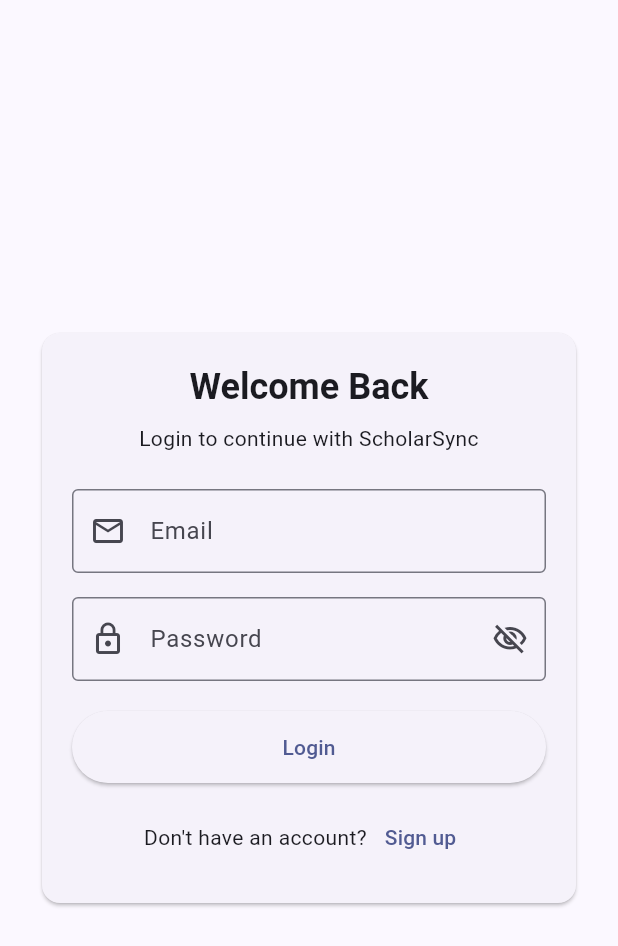
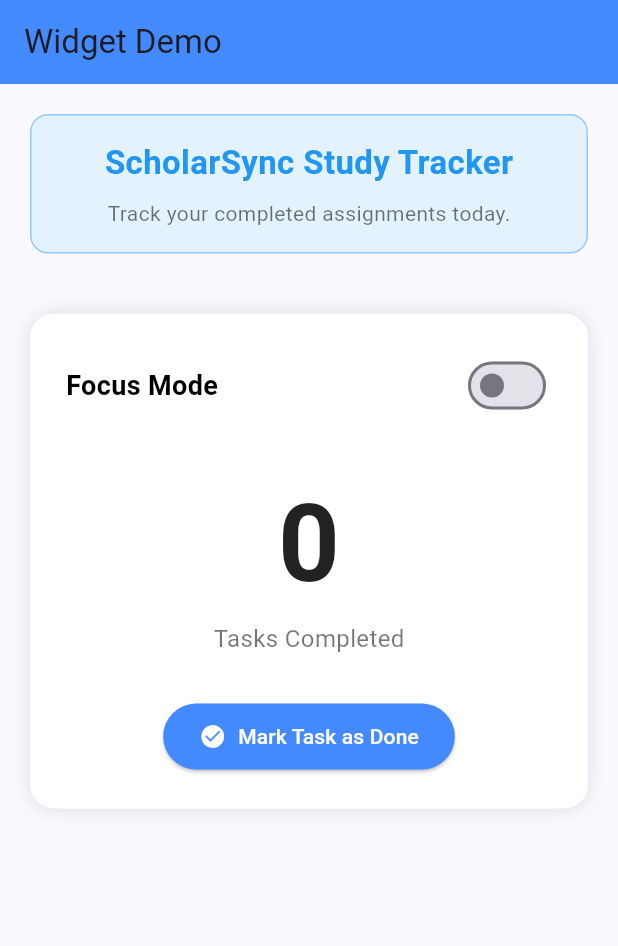
Before and after one commit to kalviumcommunity/S75-0226-SAT-Flutter-Firebase-ScholarSync, a Flutter app: the screen it shows after launch, on a phone screen of 412 x 824 dp. Shown: the top 946 px of the screen. Run offline on Flutter 3.47's test engine with Material 3 defaults, Android fonts, the phone set to English and light mode, and no system bars; our stand-ins replace firebase_auth, firebase_core; accounts and stored records are empty.

Commit message:
completed Creating and Using Stateless and Stateful Widgets

```diff
--- a/lib/main.dart
+++ b/lib/main.dart
@@ -4,6 +4,7 @@
 import 'firebase_options.dart';
 import 'screens/dashboard_screen.dart';
 import 'screens/login_screen.dart';
+import 'screens/stateless_stateful_demo.dart';
 
 void main() async {
   WidgetsFlutterBinding.ensureInitialized();
@@ -24,8 +25,12 @@
         colorScheme: ColorScheme.fromSeed(seedColor: Colors.indigo),
         useMaterial3: true,
       ),
-      home: const AuthGate(),
 
+      // 2. TEMPORARILY CHANGE THIS for your video demo:
+      home: const StatelessStatefulDemoScreen(),
+
+
+      // home: const AuthGate(),
     );
   }
 }
--- /dev/null
+++ b/lib/screens/stateless_stateful_demo.dart
@@ -0,0 +1,169 @@
+import 'package:flutter/material.dart';
+
+// --- MAIN SCREEN ---
+class StatelessStatefulDemoScreen extends StatelessWidget {
+  const StatelessStatefulDemoScreen({super.key});
+
+  @override
+  Widget build(BuildContext context) {
+    return Scaffold(
+      appBar: AppBar(
+        title: const Text('Widget Demo'),
+        backgroundColor: Colors.blueAccent,
+      ),
+      body: const Padding(
+        padding: EdgeInsets.all(20.0),
+        child: Column(
+          crossAxisAlignment: CrossAxisAlignment.stretch,
+          children: [
+            // 1. Using the Stateless Widget
+            StaticHeaderWidget(
+              title: 'ScholarSync Study Tracker',
+              subtitle: 'Track your completed assignments today.',
+            ),
+            SizedBox(height: 40),
+            // 2. Using the Stateful Widget
+            InteractiveTaskCounter(),
+          ],
+        ),
+      ),
+    );
+  }
+}
+
+// ==========================================
+// 1. STATELESS WIDGET (Static UI)
+// ==========================================
+class StaticHeaderWidget extends StatelessWidget {
+  final String title;
+  final String subtitle;
+
+  const StaticHeaderWidget({
+    super.key,
+    required this.title,
+    required this.subtitle,
+  });
+
+  // This build method only runs ONCE. The text never changes.
+  @override
+  Widget build(BuildContext context) {
+    return Container(
+      padding: const EdgeInsets.all(16),
+      decoration: BoxDecoration(
+        color: Colors.blue.shade50,
+        borderRadius: BorderRadius.circular(12),
+        border: Border.all(color: Colors.blue.shade200),
+      ),
+      child: Column(
+        children: [
+          Text(
+            title,
+            style: const TextStyle(fontSize: 22, fontWeight: FontWeight.bold, color: Colors.blue),
+          ),
+          const SizedBox(height: 8),
+          Text(
+            subtitle,
+            style: const TextStyle(fontSize: 14, color: Colors.black54),
+          ),
+        ],
+      ),
+    );
+  }
+}
+
+// ==========================================
+// 2. STATEFUL WIDGET (Dynamic UI)
+// ==========================================
+class InteractiveTaskCounter extends StatefulWidget {
+  const InteractiveTaskCounter({super.key});
+
+  @override
+  State<InteractiveTaskCounter> createState() => _InteractiveTaskCounterState();
+}
+
+class _InteractiveTaskCounterState extends State<InteractiveTaskCounter> {
+  // Mutable State Variables
+  int _completedTasks = 0;
+  bool _isFocusMode = false;
+
+  // Function to update state
+  void _incrementTasks() {
+    setState(() {
+      _completedTasks++;
+    });
+  }
+
+  void _toggleFocusMode(bool value) {
+    setState(() {
+      _isFocusMode = value;
+    });
+  }
+
+  // This build method runs EVERY TIME setState() is called.
+  @override
+  Widget build(BuildContext context) {
+    return AnimatedContainer(
+      duration: const Duration(milliseconds: 300),
+      padding: const EdgeInsets.all(24),
+      decoration: BoxDecoration(
+        color: _isFocusMode ? Colors.grey.shade900 : Colors.white,
+        borderRadius: BorderRadius.circular(16),
+        boxShadow: const [BoxShadow(color: Colors.black12, blurRadius: 10)],
+      ),
+      child: Column(
+        children: [
+          // Focus Mode Toggle
+          Row(
+            mainAxisAlignment: MainAxisAlignment.spaceBetween,
+            children: [
+              Text(
+                'Focus Mode',
+                style: TextStyle(
+                  fontSize: 18,
+                  fontWeight: FontWeight.bold,
+                  color: _isFocusMode ? Colors.white : Colors.black,
+                ),
+              ),
+              Switch(
+                value: _isFocusMode,
+                onChanged: _toggleFocusMode,
+                activeColor: Colors.blueAccent,
+              ),
+            ],
+          ),
+          const SizedBox(height: 30),
+
+          // Dynamic Counter
+          Text(
+            '$_completedTasks',
+            style: TextStyle(
+              fontSize: 72,
+              fontWeight: FontWeight.bold,
+              color: _isFocusMode ? Colors.blueAccent : Colors.black87,
+            ),
+          ),
+          Text(
+            'Tasks Completed',
+            style: TextStyle(
+              fontSize: 16,
+              color: _isFocusMode ? Colors.white70 : Colors.black54,
+            ),
+          ),
+          const SizedBox(height: 30),
+
+          // Action Button
+          ElevatedButton.icon(
+            onPressed: _incrementTasks,
+            icon: const Icon(Icons.check_circle),
+            label: const Text('Mark Task as Done'),
+            style: ElevatedButton.styleFrom(
+              padding: const EdgeInsets.symmetric(horizontal: 24, vertical: 12),
+              backgroundColor: Colors.blueAccent,
+              foregroundColor: Colors.white,
+            ),
+          ),
+        ],
+      ),
+    );
+  }
+}
```
Also changed, not shown: 1 other file.
